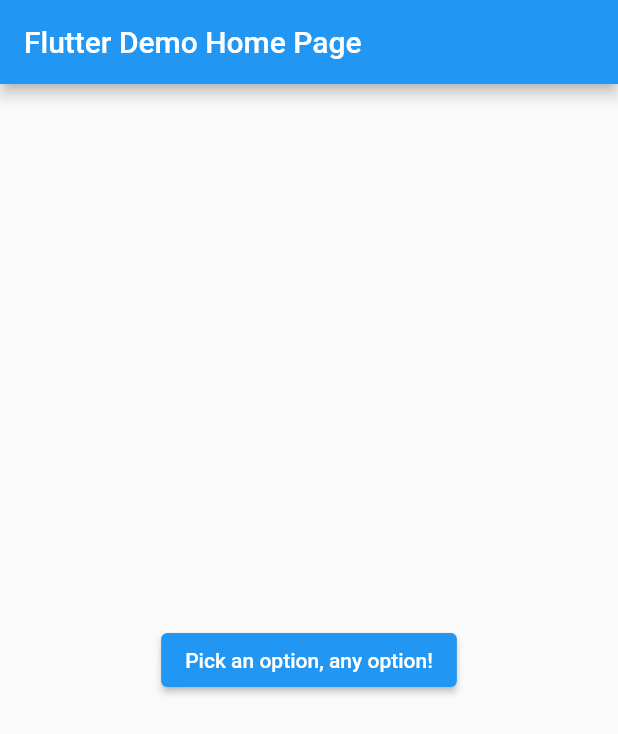
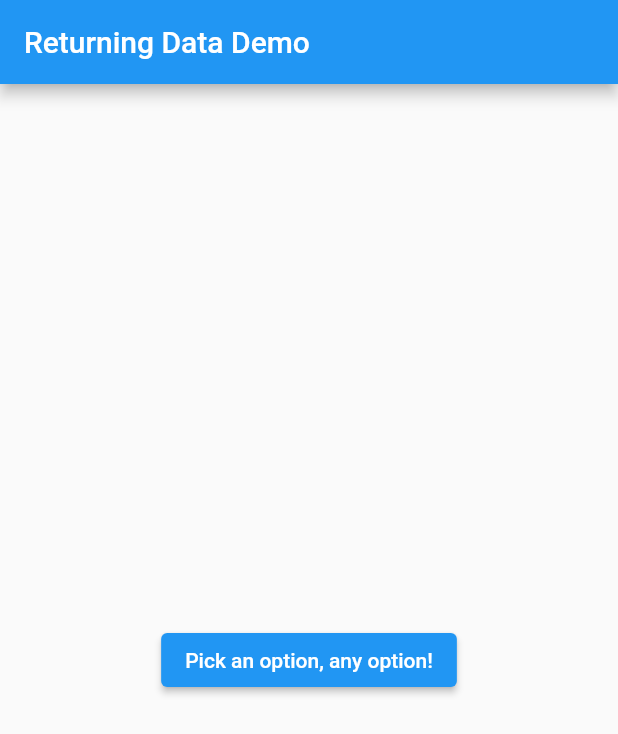
Before and after one commit to rezamandaa/flutter_navigation, a Flutter app: the screen it shows after launch, on a phone screen of 412 x 824 dp. Shown: the top 734 px of the screen. Run offline on Flutter 3.47's test engine with Material 2 defaults, Android fonts, the phone set to English and light mode, and no system bars.

Commit message:
Show a snackbar on the home screen with the selection

```diff
--- a/lib/main.dart
+++ b/lib/main.dart
@@ -1,41 +1,24 @@
 import 'package:flutter/material.dart';
 
 void main() {
-  runApp(const MyApp());
+  runApp(
+    const MaterialApp(
+      title: 'Returning Data',
+      home: HomeScreen(),
+    ),
+  );
 }
 
-class MyApp extends StatelessWidget {
-  const MyApp({Key? key}) : super(key: key);
+class HomeScreen extends StatelessWidget {
+  const HomeScreen({Key? key}) : super(key: key);
 
-  @override
-  Widget build(BuildContext context) {
-    return MaterialApp(
-      title: 'Flutter Demo',
-      theme: ThemeData(
-              primarySwatch: Colors.blue,
-      ),
-      home: const MyHomePage(title: 'Flutter Demo Home Page'),
-    );
-  }
-}
-
-class MyHomePage extends StatefulWidget {
-  const MyHomePage({Key? key, required this.title}) : super(key: key);
-
-  final String title;
-
-  @override
-  State<MyHomePage> createState() => _MyHomePageState();
-}
-
-class _MyHomePageState extends State<MyHomePage> {
   @override
   Widget build(BuildContext context) {
     return Scaffold(
       appBar: AppBar(
-        title: Text(widget.title),
+        title: const Text('Returning Data Demo'),
       ),
-      body: Center(
+      body: const Center(
         child: SelectionButton(),
       ),
     );
@@ -56,10 +39,15 @@ class SelectionButton extends StatelessWidget {
   }
 
   void _navigateAndDisplaySelection(BuildContext context) async {
+
     final result = await Navigator.push(
       context,
       MaterialPageRoute(builder: (context) => const SelectionScreen()),
     );
+
+    ScaffoldMessenger.of(context)
+      ..removeCurrentSnackBar()
+      ..showSnackBar(SnackBar(content: Text('$result')));
   }
 }
 
@@ -75,7 +63,7 @@ class SelectionScreen extends StatelessWidget {
       body: Center(
         child: Column(
           mainAxisAlignment: MainAxisAlignment.center,
-          children: [
+          children: <Widget>[
             Padding(
               padding: const EdgeInsets.all(8.0),
               child: ElevatedButton(
```
